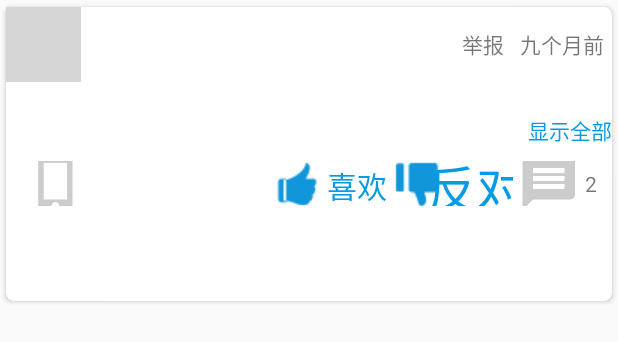
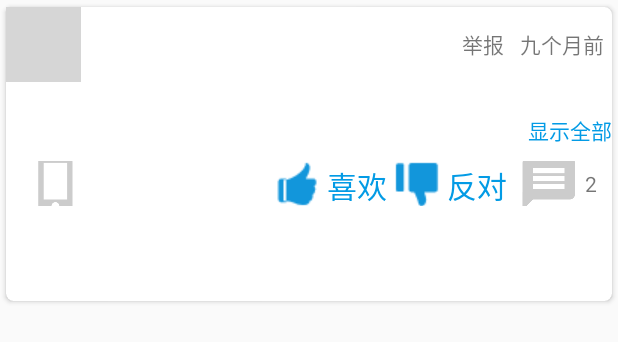
Before and after one commit to yetote/CubeGame, an Android app: the layout item_discuss.xml on its own in the app's theme, with its tools: preview values and no code run, on a phone screen of 412 x 824 dp. Shown: the top 342 px of the screen. Run offline under Robolectric (Android 15) with nearby library versions, the phone set to English and light mode, and no system bars; grey boxes are pictures that could not be loaded.

Commit message:
第二十一天，coding less,只有一个xml:construction:

```diff
--- a/app/src/main/java/com/demo/yetote/cubegame/utils/BadButton.java
+++ b/app/src/main/java/com/demo/yetote/cubegame/utils/BadButton.java
@@ -30,7 +30,7 @@ public class BadButton extends View {
     private int width, height;
     private Boolean isChecked;
     private static final String TAG = "BadButton";
-    private final int textSize = 50;
+    private final int textSize = 30;
     /**
      * 图片旋转角度
      */
--- a/app/src/main/res/layout/fragment_gameinfo_forum.xml
+++ b/app/src/main/res/layout/fragment_gameinfo_forum.xml
@@ -64,7 +64,7 @@
         android:layout_margin="5dp" />
 
     <View
-        android:id="@+id/fragment_gameinfo_forum_slide"
+        android:id="@+id/fragment_gameinfo_forum_divider"
         android:layout_width="match_parent"
         android:layout_height="1dp"
         android:layout_below="@id/fragment_gameinfo_forum_rg"
@@ -74,6 +74,6 @@
         android:id="@+id/fragment_gameinfo_forum_rv"
         android:layout_width="match_parent"
         android:layout_height="match_parent"
-        android:layout_below="@id/fragment_gameinfo_forum_slide"
+        android:layout_below="@id/fragment_gameinfo_forum_divider"
         tools:listitem="@layout/item_gameifo_forum" />
 </RelativeLayout>
--- a/app/src/main/res/values/strings.xml
+++ b/app/src/main/res/values/strings.xml
@@ -49,4 +49,6 @@
     <string name="company">开发商:</string>
     <string name="unfollow">未关注</string>
     <string name="report">举报</string>
+    <string name="asc">升序</string>
+    <string name="desc">降序</string>
 </resources>
```
Also changed, not shown: app/src/main/AndroidManifest.xml (+3 -6 lines), app/src/main/res/layout/item_gameifo_forum.xml (+9 -8 lines).
